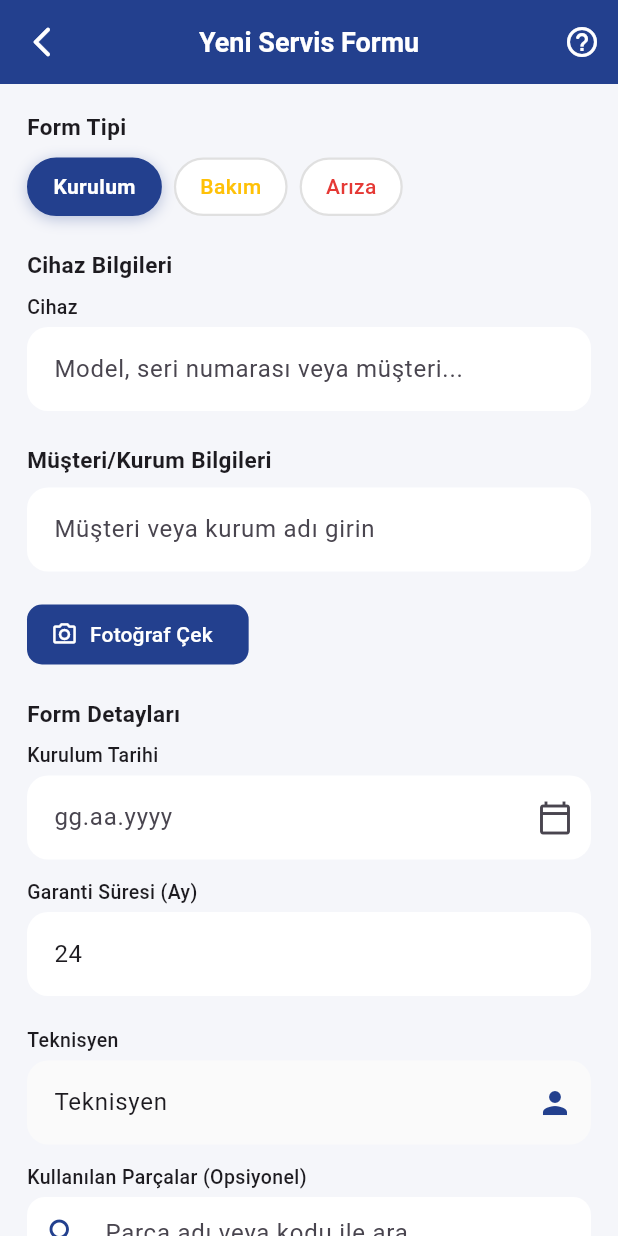
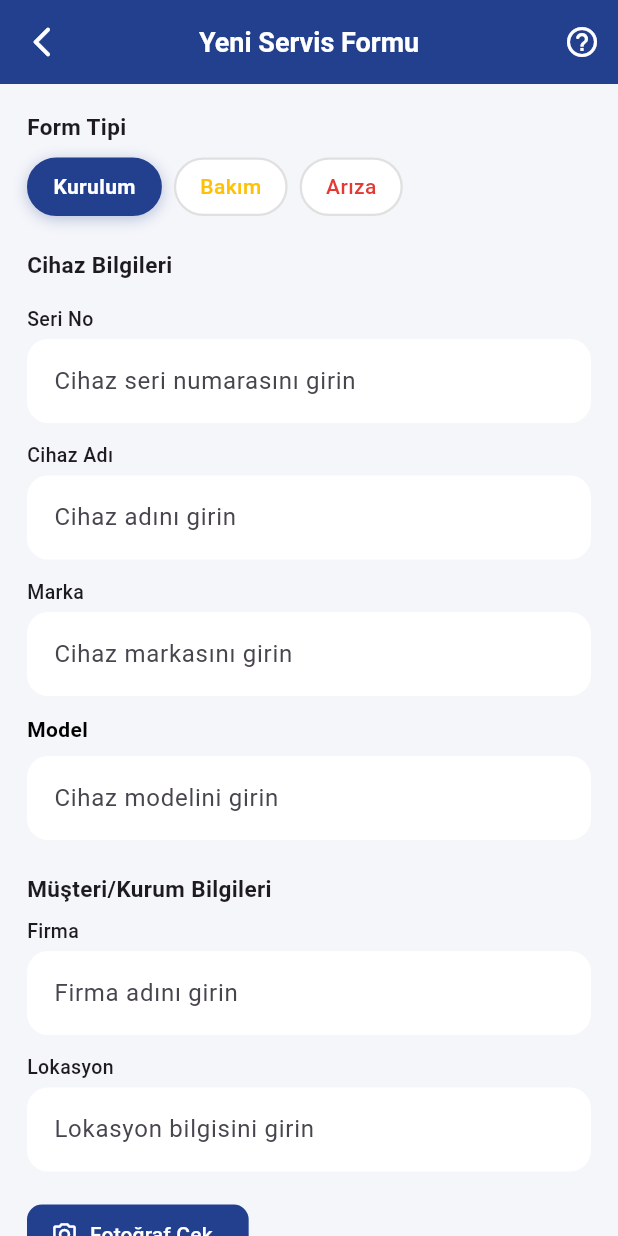
Before and after one commit to Galipacikel/CenceApp, a Flutter app: the NewServiceFormScreen screen opened directly, on a phone screen of 412 x 824 dp. Run offline on Flutter 3.47's test engine with Material 3 defaults, Android fonts, the light colour scheme and no system bars; our stand-ins replace camera, cloud_firestore, firebase_auth, firebase_core, firebase_storage, flutter_riverpod and 6 more; missing offline and left inert: mobile_scanner; accounts and stored records are empty.

Commit message:
new servıce form sayfası guncellendi

```diff
--- a/lib/screens/new_service_form_screen.dart
+++ b/lib/screens/new_service_form_screen.dart
@@ -12,6 +12,7 @@ import '../models/device.dart';
 import '../models/service_history.dart';
 
 import '../widgets/service/form_sections/device_selection_section.dart';
+import '../widgets/service/form_sections/customer_info_section.dart';
 import '../widgets/service/form_widgets/form_type_chip.dart';
 import 'package:flutter_riverpod/flutter_riverpod.dart' as rp;
 import 'package:cence_app/features/stock/providers.dart';
@@ -35,10 +36,20 @@ class SelectedPart {
 class _NewServiceFormScreenState
     extends rp.ConsumerState<NewServiceFormScreen> {
   int _formTipi = 0; // 0: Kurulum, 1: Bakım, 2: Arıza
-  final TextEditingController _deviceController = TextEditingController();
   final TextEditingController _technicianController = TextEditingController();
   final TextEditingController _descriptionController = TextEditingController();
   final TextEditingController _customerController = TextEditingController();
+
+  // Yeni cihaz bilgileri controller'ları
+  final TextEditingController _serialNumberController = TextEditingController();
+  final TextEditingController _deviceNameController = TextEditingController();
+  final TextEditingController _brandController = TextEditingController();
+  final TextEditingController _modelController = TextEditingController();
+
+  // Yeni müşteri bilgileri controller'ları
+  final TextEditingController _companyController = TextEditingController();
+  final TextEditingController _locationController = TextEditingController();
+
   DateTime? _date;
   late TextEditingController _dateController;
   XFile? _pickedImage;
@@ -108,7 +119,6 @@ class _NewServiceFormScreenState
 
   @override
   void dispose() {
-    _deviceController.dispose();
     _technicianController.dispose();
     _descriptionController.dispose();
     _dateController.dispose();
@@ -117,6 +127,15 @@ class _NewServiceFormScreenState
     _warrantyDurationController.dispose();
     _otherPartNameController.dispose();
     _otherPartQuantityController.dispose();
+
+    // Yeni controller'ları dispose et
+    _serialNumberController.dispose();
+    _deviceNameController.dispose();
+    _brandController.dispose();
+    _modelController.dispose();
+    _companyController.dispose();
+    _locationController.dispose();
+
     super.dispose();
   }
 
@@ -643,6 +662,10 @@ class _NewServiceFormScreenState
             const SizedBox(height: 22),
             DeviceSelectionSection(
               deviceSearchController: _deviceSearchController,
+              serialNumberController: _serialNumberController,
+              deviceNameController: _deviceNameController,
+              brandController: _brandController,
+              modelController: _modelController,
               selectedDevice: _selectedDevice,
               filteredDevices: _filteredDevices,
               showDeviceSuggestions: _showDeviceSuggestions,
@@ -662,27 +685,9 @@ class _NewServiceFormScreenState
               },
             ),
             const SizedBox(height: 22),
-            const Text(
-              'Müşteri/Kurum Bilgileri',
-              style: TextStyle(fontWeight: FontWeight.w600, fontSize: 15),
-            ),
-            const SizedBox(height: 8),
-            TextField(
-              controller: _customerController,
-              keyboardType: TextInputType.text,
-              decoration: InputDecoration(
-                hintText: 'Müşteri veya kurum adı girin',
-                filled: true,
-                fillColor: Colors.white,
-                contentPadding: const EdgeInsets.symmetric(
-                  vertical: 16,
-                  horizontal: 14,
-                ),
-                border: OutlineInputBorder(
-                  borderRadius: BorderRadius.circular(14),
-                  borderSide: BorderSide.none,
-                ),
-              ),
+            CustomerInfoSection(
+              companyController: _companyController,
+              locationController: _locationController,
             ),
             const SizedBox(height: 18),
 
--- /dev/null
+++ b/lib/widgets/service/form_sections/customer_info_section.dart
@@ -0,0 +1,75 @@
+import 'package:flutter/material.dart';
+
+class CustomerInfoSection extends StatelessWidget {
+  final TextEditingController companyController;
+  final TextEditingController locationController;
+
+  const CustomerInfoSection({
+    super.key,
+    required this.companyController,
+    required this.locationController,
+  });
+
+  @override
+  Widget build(BuildContext context) {
+    return Column(
+      crossAxisAlignment: CrossAxisAlignment.start,
+      children: [
+        const Text(
+          'Müşteri/Kurum Bilgileri',
+          style: TextStyle(fontWeight: FontWeight.w600, fontSize: 15),
+        ),
+        const SizedBox(height: 8),
+
+        // Firma
+        const Text(
+          'Firma',
+          style: TextStyle(fontWeight: FontWeight.w500, fontSize: 13),
+        ),
+        const SizedBox(height: 4),
+        TextField(
+          controller: companyController,
+          keyboardType: TextInputType.text,
+          decoration: InputDecoration(
+            hintText: 'Firma adını girin',
+            filled: true,
+            fillColor: Colors.white,
+            contentPadding: const EdgeInsets.symmetric(
+              vertical: 16,
+              horizontal: 14,
+            ),
+            border: OutlineInputBorder(
+              borderRadius: BorderRadius.circular(14),
+              borderSide: BorderSide.none,
+            ),
+          ),
+        ),
+        const SizedBox(height: 12),
+
+        // Lokasyon
+        const Text(
+          'Lokasyon',
+          style: TextStyle(fontWeight: FontWeight.w500, fontSize: 13),
+        ),
+        const SizedBox(height: 4),
+        TextField(
+          controller: locationController,
+          keyboardType: TextInputType.text,
+          decoration: InputDecoration(
+            hintText: 'Lokasyon bilgisini girin',
+            filled: true,
+            fillColor: Colors.white,
+            contentPadding: const EdgeInsets.symmetric(
+              vertical: 16,
+              horizontal: 14,
+            ),
+            border: OutlineInputBorder(
+              borderRadius: BorderRadius.circular(14),
+              borderSide: BorderSide.none,
+            ),
+          ),
+        ),
+      ],
+    );
+  }
+}
--- a/lib/widgets/service/form_sections/device_selection_section.dart
+++ b/lib/widgets/service/form_sections/device_selection_section.dart
@@ -3,6 +3,10 @@ import '../../../models/device.dart';
 
   class DeviceSelectionSection extends StatelessWidget {
     final TextEditingController deviceSearchController;
+    final TextEditingController serialNumberController;
+    final TextEditingController deviceNameController;
+    final TextEditingController brandController;
+    final TextEditingController modelController;
     final Device? selectedDevice;
     final List<Device> filteredDevices;
     final bool showDeviceSuggestions;
@@ -14,6 +18,10 @@ class DeviceSelectionSection extends StatelessWidget {
     const DeviceSelectionSection({
       super.key,
       required this.deviceSearchController,
+      required this.serialNumberController,
+      required this.deviceNameController,
+      required this.brandController,
+      required this.modelController,
       required this.selectedDevice,
       required this.filteredDevices,
       required this.showDeviceSuggestions,
@@ -32,23 +40,19 @@ class DeviceSelectionSection extends StatelessWidget {
           'Cihaz Bilgileri',
           style: TextStyle(fontWeight: FontWeight.w600, fontSize: 15),
         ),
-        const SizedBox(height: 8),
+        const SizedBox(height: 16),
+
+        // Seri No
         const Text(
-          'Cihaz',
+          'Seri No',
           style: TextStyle(fontWeight: FontWeight.w500, fontSize: 13),
         ),
         const SizedBox(height: 4),
-        // Responsive device selection
-        LayoutBuilder(
-          builder: (context, constraints) {
-            return Column(
-              crossAxisAlignment: CrossAxisAlignment.start,
-              children: [
         TextField(
-                  controller: deviceSearchController,
-                  readOnly: false,
+          controller: serialNumberController,
+          keyboardType: TextInputType.text,
           decoration: InputDecoration(
-                    hintText: 'Model, seri numarası veya müşteri...',
+            hintText: 'Cihaz seri numarasını girin',
             filled: true,
             fillColor: Colors.white,
             contentPadding: const EdgeInsets.symmetric(
@@ -59,51 +63,82 @@ class DeviceSelectionSection extends StatelessWidget {
               borderRadius: BorderRadius.circular(14),
               borderSide: BorderSide.none,
             ),
-                    suffixIcon: selectedDevice != null
-                        ? IconButton(
-                            icon: const Icon(Icons.clear),
-                            onPressed: onClearDevice,
-                          )
-                        : null,
-                  ),
-                  onChanged: onFilterDevices,
-                  onTap: onShowSuggestions,
-                ),
-                if (showDeviceSuggestions && filteredDevices.isNotEmpty)
-                  Container(
-                    constraints: BoxConstraints(
-                      maxHeight: constraints.maxHeight > 300
-                          ? 300
-                          : constraints.maxHeight * 0.5,
-                    ),
-                    decoration: BoxDecoration(
-                      color: Colors.white,
-                      borderRadius: BorderRadius.circular(10),
-                      boxShadow: [
-                        BoxShadow(
-                          color: Colors.black.withAlpha(13),
-                          blurRadius: 8,
-                          offset: const Offset(0, 2),
-                        ),
-                      ],
-                    ),
-                    child: ListView.builder(
-                      shrinkWrap: true,
-                      itemCount: filteredDevices.length,
-                      itemBuilder: (context, index) {
-                        final device = filteredDevices[index];
-                        return ListTile(
-                          title: Text(
-                            '${device.modelName} (${device.serialNumber})',
-                          ),
-                          onTap: () => onSelectDevice(device),
-                        );
-                      },
           ),
         ),
-              ],
-            );
-          },
+        const SizedBox(height: 12),
+
+        // Cihaz Adı
+        const Text(
+          'Cihaz Adı',
+          style: TextStyle(fontWeight: FontWeight.w500, fontSize: 13),
+        ),
+        const SizedBox(height: 4),
+        TextField(
+          controller: deviceNameController,
+          keyboardType: TextInputType.text,
+          decoration: InputDecoration(
+            hintText: 'Cihaz adını girin',
+            filled: true,
+            fillColor: Colors.white,
+            contentPadding: const EdgeInsets.symmetric(
+              vertical: 16,
+              horizontal: 14,
+            ),
+            border: OutlineInputBorder(
+              borderRadius: BorderRadius.circular(14),
+              borderSide: BorderSide.none,
+            ),
+          ),
+        ),
+        const SizedBox(height: 12),
+
+        // Marka
+        const Text(
+          'Marka',
+          style: TextStyle(fontWeight: FontWeight.w500, fontSize: 13),
+        ),
+        const SizedBox(height: 4),
+        TextField(
+          controller: brandController,
+          keyboardType: TextInputType.text,
+          decoration: InputDecoration(
+            hintText: 'Cihaz markasını girin',
+            filled: true,
+            fillColor: Colors.white,
+            contentPadding: const EdgeInsets.symmetric(
+              vertical: 16,
+              horizontal: 14,
+            ),
+            border: OutlineInputBorder(
+              borderRadius: BorderRadius.circular(14),
+              borderSide: BorderSide.none,
+            ),
+          ),
+        ),
+        const SizedBox(height: 12),
+
+        // Model
+        const Text(
+          'Model',
+          style: TextStyle(fontWeight: FontWeight.bold, fontSize: 14, color: Colors.black),
+        ),
+        const SizedBox(height: 8),
+        TextField(
+          controller: modelController,
+          keyboardType: TextInputType.text,
+          decoration: InputDecoration(
+            hintText: 'Cihaz modelini girin',
+            filled: true,
+            fillColor: Colors.white,
+            contentPadding: const EdgeInsets.symmetric(
+              vertical: 16,
+              horizontal: 14,
+            ),
+            border: OutlineInputBorder(
+              borderRadius: BorderRadius.circular(14),
+              borderSide: BorderSide.none,
+            ),
+          ),
         ),
       ],
     );
```
Also changed, not shown: flutter_01.png (added), 1 other file. Lines whose indentation alone changed are shown as unchanged.
